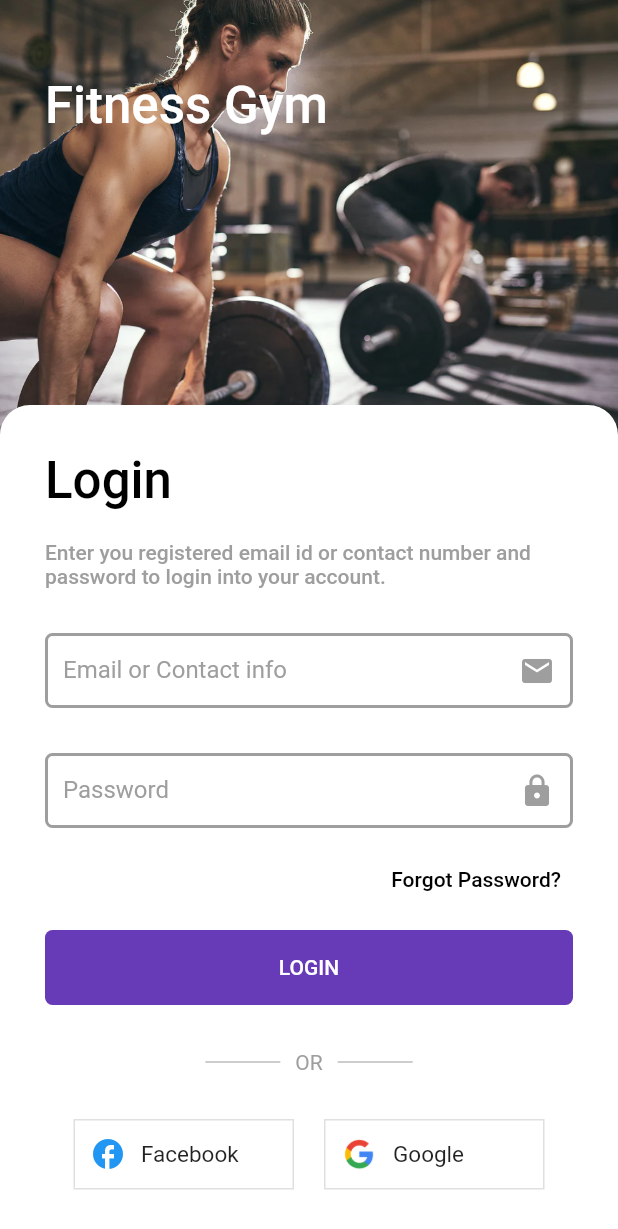
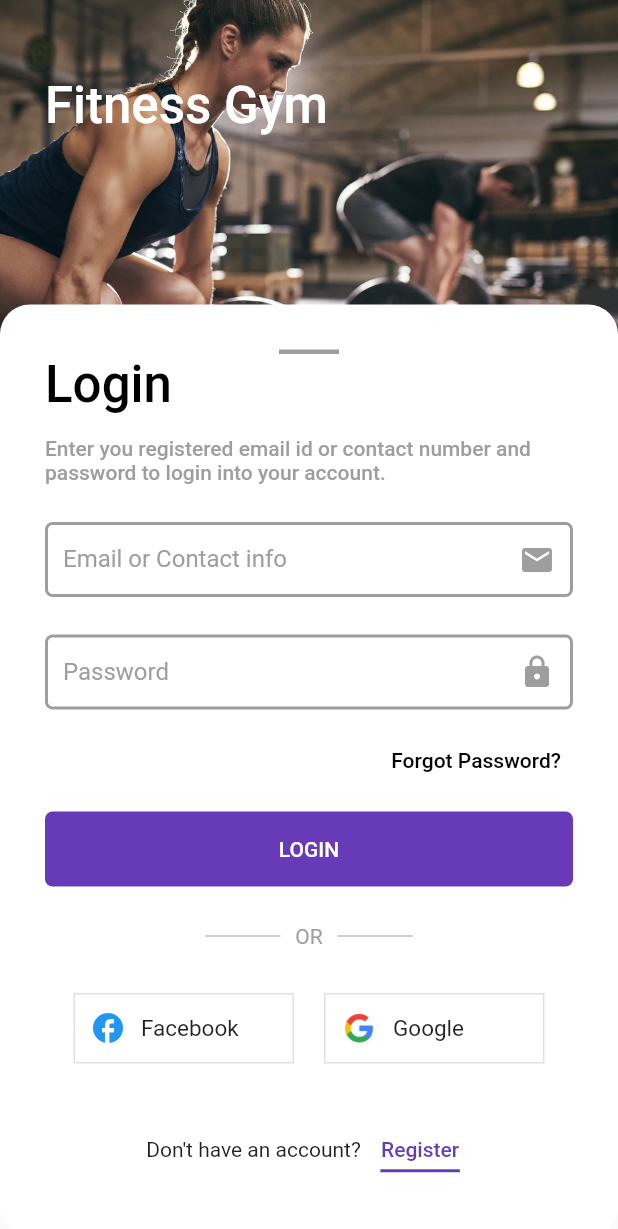
Before and after one commit to MohaamedHamdy/flutter_fitness_app_UI, a Flutter app: the screen it shows after launch, after a tap on "Log In", on a phone screen of 412 x 824 dp. Shown: the top 1229 px of the screen. Run offline on Flutter 3.47's test engine with Material 2 defaults, Android fonts, the light colour scheme and no system bars; our stand-ins replace shared_preferences.

Commit message:
Update logIn screen code

```diff
--- a/lib/view/screens/log_in.dart
+++ b/lib/view/screens/log_in.dart
@@ -30,10 +30,8 @@ class _LogInState extends State<LogIn> {
                 fit: BoxFit.cover,
               ),
             ),
-          ),
-          Column(
+            child: Column(
               crossAxisAlignment: CrossAxisAlignment.start,
-            mainAxisAlignment: MainAxisAlignment.start,
               children: [
                 Container(
                   margin: const EdgeInsets.only(top: 50, left: 30.0),
@@ -45,15 +43,17 @@ class _LogInState extends State<LogIn> {
                         ),
                   ),
                 ),
-              const SizedBox(
-                height: 180,
+              ],
             ),
-              Expanded(
-                child: SingleChildScrollView(
-                  child: Container(
+          ),
+          SizedBox(
+            height: double.infinity,
+            child: Column(
+              crossAxisAlignment: CrossAxisAlignment.start,
+              mainAxisAlignment: MainAxisAlignment.end,
+              children: [
+                Container(
                   width: double.maxFinite,
-                    height: 640,
-                    // height: double.maxFinite,
                   decoration: BoxDecoration(
                     color: Colors.white,
                     borderRadius: BorderRadius.circular(20.0),
@@ -64,6 +64,16 @@ class _LogInState extends State<LogIn> {
                       crossAxisAlignment: CrossAxisAlignment.start,
                       mainAxisAlignment: MainAxisAlignment.start,
                       children: [
+                        Row(
+                          mainAxisAlignment: MainAxisAlignment.center,
+                          children: [
+                            Container(
+                              height: 3,
+                              width: 40,
+                              color: Colors.grey,
+                            ),
+                          ],
+                        ),
                         Text(
                           'Login',
                           style: Theme.of(context)
@@ -75,7 +85,7 @@ class _LogInState extends State<LogIn> {
                               ),
                         ),
                         const SizedBox(
-                            height: 20.0,
+                          height: 15.0,
                         ),
                         Text(
                           'Enter you registered email id or contact number and password to login into your account.',
@@ -86,7 +96,7 @@ class _LogInState extends State<LogIn> {
                                   ),
                         ),
                         const SizedBox(
-                            height: 30.0,
+                          height: 25.0,
                         ),
                         cuxtomTextField(
                           func: () {
@@ -106,7 +116,7 @@ class _LogInState extends State<LogIn> {
                           icon: Icons.email,
                         ),
                         const SizedBox(
-                            height: 30.0,
+                          height: 25.0,
                         ),
                         cuxtomTextField(
                           func: () {
@@ -163,7 +173,7 @@ class _LogInState extends State<LogIn> {
                           ),
                         ),
                         const SizedBox(
-                            height: 30.0,
+                          height: 25.0,
                         ),
                         Row(
                           mainAxisAlignment: MainAxisAlignment.center,
@@ -198,15 +208,14 @@ class _LogInState extends State<LogIn> {
                                     color: Colors.grey.shade300, width: 1.0),
                               ),
                               child: Button(
-                                  func: (){},
+                                func: () {},
                                 width: 145,
                                 height: 45,
                                 color: Colors.transparent,
                                 child: Container(
                                   margin: const EdgeInsets.only(left: 10.0),
                                   child: Row(
-                                      mainAxisAlignment:
-                                          MainAxisAlignment.start,
+                                    mainAxisAlignment: MainAxisAlignment.start,
                                     children: [
                                       const Icon(
                                         Icons.facebook_rounded,
@@ -239,15 +248,14 @@ class _LogInState extends State<LogIn> {
                                     color: Colors.grey.shade300, width: 1.0),
                               ),
                               child: Button(
-                                  func: (){},
+                                func: () {},
                                 width: 145,
                                 height: 45,
                                 color: Colors.transparent,
                                 child: Container(
                                   margin: const EdgeInsets.only(left: 10.0),
                                   child: Row(
-                                      mainAxisAlignment:
-                                          MainAxisAlignment.start,
+                                    mainAxisAlignment: MainAxisAlignment.start,
                                     children: [
                                       Image.asset(
                                         'asset/images/google.png',
@@ -313,9 +321,8 @@ class _LogInState extends State<LogIn> {
                     ),
                   ),
                 ),
+              ],
             ),
-              ),
-            ],
           ),
         ],
       ),
```
Lines whose indentation alone changed are shown as unchanged.
